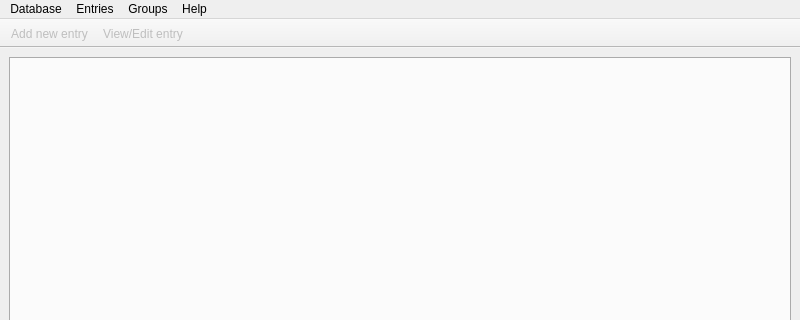
Old version of the form src/gui/MainWindow.ui in the repository danilovsergei/keepassx-gdrive; both pictures show x 0 to 800 and y 0 to 320 of the 800 by 600 pixel window.
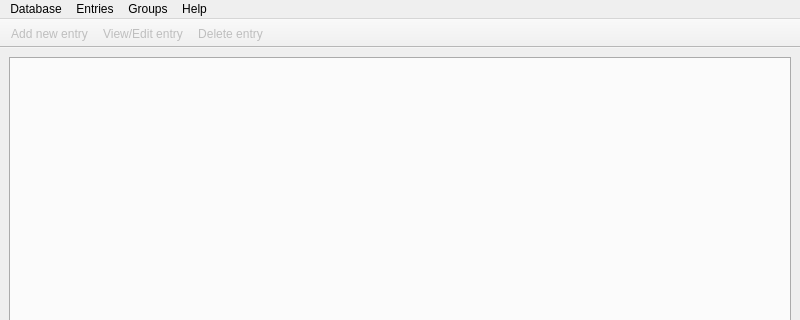
New version of the form. Custom widgets are drawn as their Qt base class.

Commit message: Add ability to delete entries via gui.

The edit to the form file:
```diff
--- a/src/gui/MainWindow.ui
+++ b/src/gui/MainWindow.ui
@@ -96,6 +96,7 @@
    </attribute>
    <addaction name="actionEntryNew"/>
    <addaction name="actionEntryEdit"/>
+   <addaction name="actionEntryDelete"/>
   </widget>
   <action name="actionQuit">
    <property name="text">
```
Left out of the diff: 2 changed lines with no effect on the pictures. The commit also changes 5 other files.
